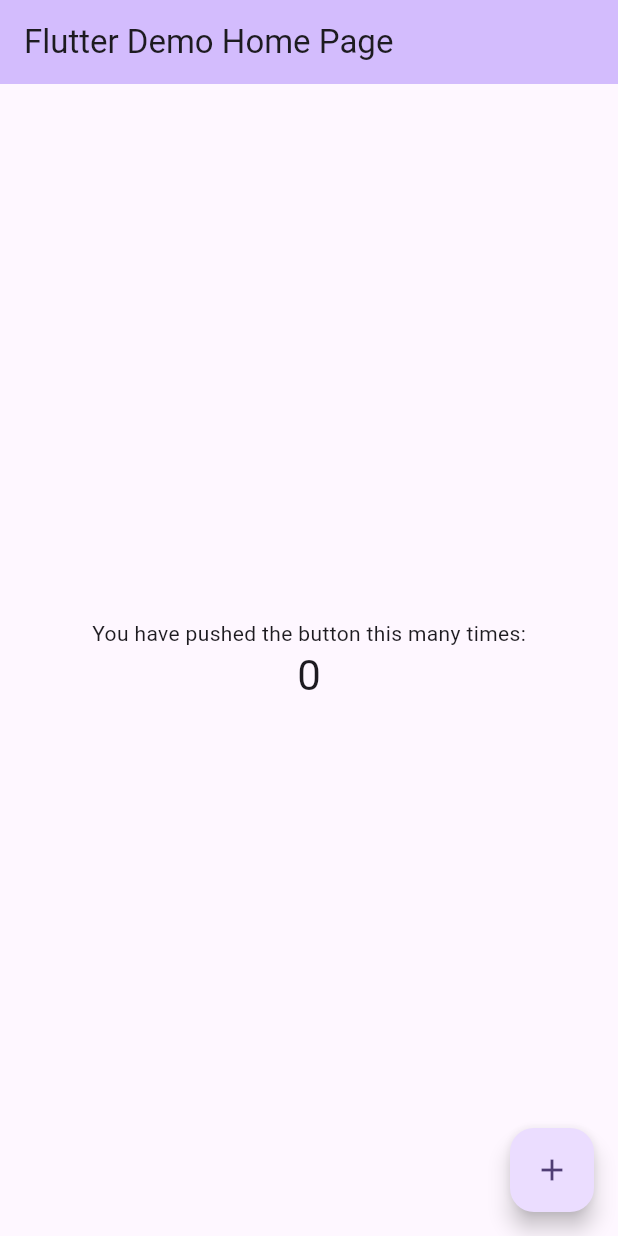
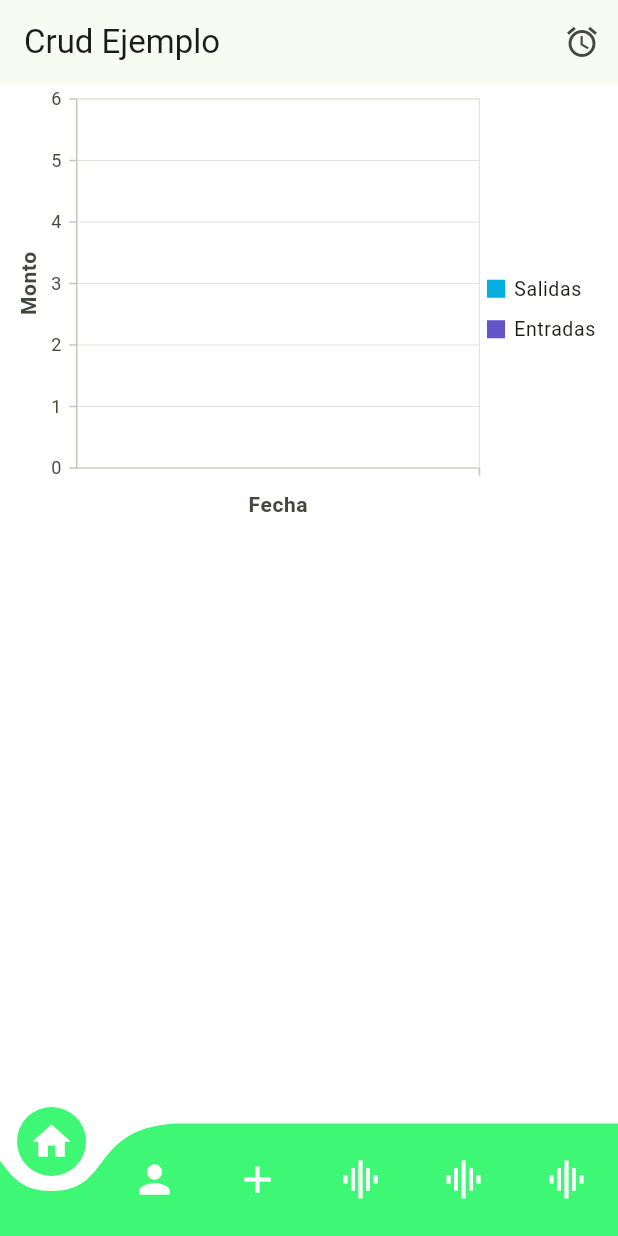
Before and after one commit to Loredo31/control_de_gastos, a Flutter app: the screen it shows after launch, on a phone screen of 412 x 824 dp. Run offline on Flutter 3.47's test engine with Material 3 defaults, Android fonts, the phone set to English and light mode, and no system bars; drawn by our look-alikes of curved_navigation_bar; our stand-ins replace syncfusion_flutter_charts; network calls fail.

Commit message:
Se agrego la grafica de linea

```diff
--- /dev/null
+++ b/control_gastos/lib/dashboard/bottomnavbar.dart
@@ -0,0 +1,55 @@
+import 'package:control_gastos/dashboard/screens/principalScreen.dart';
+import 'package:flutter/material.dart';
+import 'package:curved_navigation_bar/curved_navigation_bar.dart';
+
+class BottomNavBar extends StatefulWidget {
+  const BottomNavBar({super.key});
+
+  @override
+  State<BottomNavBar> createState() => _BottomNavBarState();
+}
+
+class _BottomNavBarState extends State<BottomNavBar> {
+  int _selectedIndex = 0;
+
+  final List<Widget> Screens = [Principalscreen()];
+
+  @override
+  Widget build(BuildContext context) {
+    return Scaffold(
+      appBar: AppBar(
+        title: const Text("Crud Ejemplo"),
+        actions: [
+          IconButton(
+            icon: const Icon(Icons.access_alarm),
+            onPressed: () {
+              // closeSesion(context);
+            },
+          ),
+        ],
+      ),
+
+      backgroundColor: Colors.white,
+      body: Screens[_selectedIndex],
+      bottomNavigationBar: CurvedNavigationBar(
+        backgroundColor: Colors.transparent,
+        color: const Color.fromARGB(225, 36, 247, 99),
+        animationDuration: const Duration(milliseconds: 300),
+        index: _selectedIndex,
+        onTap: (index) {
+          setState(() {
+            _selectedIndex = index;
+          });
+        },
+        items: const [
+          Icon(Icons.home, size: 30, color: Colors.white),
+          Icon(Icons.person, size: 30, color: Colors.white),
+          Icon(Icons.add, size: 30, color: Colors.white),
+          Icon(Icons.graphic_eq, size: 30, color: Colors.white),
+          Icon(Icons.graphic_eq, size: 30, color: Colors.white),
+          Icon(Icons.graphic_eq, size: 30, color: Colors.white),
+        ],
+      ),
+    );
+  }
+}
--- /dev/null
+++ b/control_gastos/lib/dashboard/screens/principalScreen.dart
@@ -0,0 +1,55 @@
+import 'package:control_gastos/functions/graphicsData.dart';
+import 'package:control_gastos/functions/monthFunctions.dart';
+import 'package:control_gastos/model/chartDataColumnTwo_model.dart';
+import 'package:control_gastos/services/apiRecords.dart';
+import 'package:control_gastos/widgets/graphics_widget.dart';
+import 'package:flutter/material.dart';
+
+class Principalscreen extends StatefulWidget {
+  const Principalscreen({super.key});
+
+  @override
+  State<Principalscreen> createState() => _PrincipalscreenState();
+}
+
+class _PrincipalscreenState extends State<Principalscreen> {
+  int numberMonth = 0;
+  String nameMonth = "";
+  List<ChartDataLine> chartData = [];
+  List<Map<String, dynamic>> processedData = [];
+
+  @override
+  void initState() {
+    super.initState();
+    getDataRecords(DateTime.now());
+  }
+
+  void getDataRecords(DateTime date) async {
+    numberMonth = getNumberMonth(date);
+    nameMonth = getNameMonth(numberMonth);
+
+    var response = await Apirecords.getRecords(
+      numberMonth,
+      getNumberYear(date),
+    );
+
+    setState(() {
+      processedData = response;
+      chartData = generateChartDataForDate(processedData);
+    });
+  }
+
+  @override
+  Widget build(BuildContext context) {
+    return Column(
+      children: [
+        GraphicsLine(
+          data: chartData,
+          typeColumn: ["Salidas", "Entradas"],
+          labelX: "Fecha",
+          labelY: "Monto",
+        ),
+      ],
+    );
+  }
+}
--- /dev/null
+++ b/control_gastos/lib/functions/monthFunctions.dart
@@ -0,0 +1,53 @@
+String getNameMonth(int month) {
+  String nameMonth = "";
+  switch (month) {
+    case 1:
+      nameMonth = "Enero";
+      break;
+    case 2:
+      nameMonth = "Febrero";
+      break;
+    case 3:
+      nameMonth = "Marzo";
+      break;
+    case 4:
+      nameMonth = "Abril";
+      break;
+    case 5:
+      nameMonth = "Mayo";
+      break;
+    case 6:
+      nameMonth = "Junio";
+      break;
+    case 7:
+      nameMonth = "Julio";
+      break;
+    case 8:
+      nameMonth = "Agosto";
+      break;
+    case 9:
+      nameMonth = "Septiembre";
+      break;
+    case 10:
+      nameMonth = "Octubre";
+      break;
+    case 11:
+      nameMonth = "Noviembre";
+      break;
+    case 12:
+      nameMonth = "Diciembre";
+      break;
+    default:
+      nameMonth = "Mes inválido";
+      break;
+  }
+  return nameMonth;
+}
+
+int getNumberMonth(DateTime date) {
+  return date.month;
+}
+
+int getNumberYear(DateTime date) {
+  return date.year;
+}
--- a/control_gastos/lib/main.dart
+++ b/control_gastos/lib/main.dart
@@ -1,3 +1,4 @@
+import 'package:control_gastos/dashboard/bottomnavbar.dart';
 import 'package:flutter/material.dart';
 
 void main() {
@@ -7,116 +8,26 @@ void main() {
 class MyApp extends StatelessWidget {
   const MyApp({super.key});
 
-  // This widget is the root of your application.
   @override
   Widget build(BuildContext context) {
     return MaterialApp(
-      title: 'Flutter Demo',
       theme: ThemeData(
-        // This is the theme of your application.
-        //
-        // TRY THIS: Try running your application with "flutter run". You'll see
-        // the application has a purple toolbar. Then, without quitting the app,
-        // try changing the seedColor in the colorScheme below to Colors.green
-        // and then invoke "hot reload" (save your changes or press the "hot
-        // reload" button in a Flutter-supported IDE, or press "r" if you used
-        // the command line to start the app).
-        //
-        // Notice that the counter didn't reset back to zero; the application
-        // state is not lost during the reload. To reset the state, use hot
-        // restart instead.
-        //
-        // This works for code too, not just values: Most code changes can be
-        // tested with just a hot reload.
-        colorScheme: ColorScheme.fromSeed(seedColor: Colors.deepPurple),
+        colorScheme: ColorScheme.fromSeed(
+          seedColor: const Color.fromARGB(255, 68, 183, 58),
+        ),
       ),
-      home: const MyHomePage(title: 'Flutter Demo Home Page'),
+      home: const HomePage(),
     );
   }
 }
 
-class MyHomePage extends StatefulWidget {
-  const MyHomePage({super.key, required this.title});
-
-  // This widget is the home page of your application. It is stateful, meaning
-  // that it has a State object (defined below) that contains fields that affect
-  // how it looks.
-
-  // This class is the configuration for the state. It holds the values (in this
-  // case the title) provided by the parent (in this case the App widget) and
-  // used by the build method of the State. Fields in a Widget subclass are
-  // always marked "final".
-
-  final String title;
-
-  @override
-  State<MyHomePage> createState() => _MyHomePageState();
-}
-
-class _MyHomePageState extends State<MyHomePage> {
-  int _counter = 0;
-
-  void _incrementCounter() {
-    setState(() {
-      // This call to setState tells the Flutter framework that something has
-      // changed in this State, which causes it to rerun the build method below
-      // so that the display can reflect the updated values. If we changed
-      // _counter without calling setState(), then the build method would not be
-      // called again, and so nothing would appear to happen.
-      _counter++;
-    });
-  }
+class HomePage extends StatelessWidget {
+  const HomePage({super.key});
 
   @override
   Widget build(BuildContext context) {
-    // This method is rerun every time setState is called, for instance as done
-    // by the _incrementCounter method above.
-    //
-    // The Flutter framework has been optimized to make rerunning build methods
-    // fast, so that you can just rebuild anything that needs updating rather
-    // than having to individually change instances of widgets.
     return Scaffold(
-      appBar: AppBar(
-        // TRY THIS: Try changing the color here to a specific color (to
-        // Colors.amber, perhaps?) and trigger a hot reload to see the AppBar
-        // change color while the other colors stay the same.
-        backgroundColor: Theme.of(context).colorScheme.inversePrimary,
-        // Here we take the value from the MyHomePage object that was created by
-        // the App.build method, and use it to set our appbar title.
-        title: Text(widget.title),
-      ),
-      body: Center(
-        // Center is a layout widget. It takes a single child and positions it
-        // in the middle of the parent.
-        child: Column(
-          // Column is also a layout widget. It takes a list of children and
-          // arranges them vertically. By default, it sizes itself to fit its
-          // children horizontally, and tries to be as tall as its parent.
-          //
-          // Column has various properties to control how it sizes itself and
-          // how it positions its children. Here we use mainAxisAlignment to
-          // center the children vertically; the main axis here is the vertical
-          // axis because Columns are vertical (the cross axis would be
-          // horizontal).
-          //
-          // TRY THIS: Invoke "debug painting" (choose the "Toggle Debug Paint"
-          // action in the IDE, or press "p" in the console), to see the
-          // wireframe for each widget.
-          mainAxisAlignment: MainAxisAlignment.center,
-          children: <Widget>[
-            const Text('You have pushed the button this many times:'),
-            Text(
-              '$_counter',
-              style: Theme.of(context).textTheme.headlineMedium,
-            ),
-          ],
-        ),
-      ),
-      floatingActionButton: FloatingActionButton(
-        onPressed: _incrementCounter,
-        tooltip: 'Increment',
-        child: const Icon(Icons.add),
-      ), // This trailing comma makes auto-formatting nicer for build methods.
+      body: BottomNavBar(),
     );
   }
 }
--- /dev/null
+++ b/control_gastos/lib/model/chartDataColumnTwo_model.dart
@@ -0,0 +1,5 @@
+class ChartDataLine {
+  ChartDataLine(this.x, this.y);
+  final String x;
+  final List<double> y;
+}
--- /dev/null
+++ b/control_gastos/lib/services/apiRecords.dart
@@ -0,0 +1,25 @@
+import 'dart:convert';
+import 'package:flutter/foundation.dart';
+import 'package:http/http.dart' as http;
+import 'package:control_gastos/const/globals.dart';
+
+class Apirecords {
+  static Future<List<Map<String, dynamic>>> getRecords(int month, int year) async {
+    try {
+      final res = await http.get(
+        Uri.parse('$baseUrl/records/date/$month/$year'),
+      );
+
+      final responseData = jsonDecode(res.body);
+
+      if (res.statusCode != 200) {
+        throw (responseData["message"]);
+      } else {
+        return List<Map<String, dynamic>>.from(responseData["body"]);
+      }
+    } catch (e) {
+      debugPrint("Error: ${e.toString()}");
+      throw Exception('Error al obtener registros: ${e.toString()}');
+    }
+  }
+}
--- /dev/null
+++ b/control_gastos/lib/widgets/graphics_widget.dart
@@ -0,0 +1,55 @@
+import 'package:control_gastos/model/chartDataColumnTwo_model.dart';
+import 'package:flutter/material.dart';
+import 'package:syncfusion_flutter_charts/charts.dart';
+
+
+
+class GraphicsLine extends StatelessWidget {
+  final List<ChartDataLine> data;
+  final List<String> typeColumn;
+  final String? labelY;
+  final String? labelX;
+
+  const GraphicsLine({
+    super.key,
+    required this.data,
+    required this.typeColumn,
+    this.labelX,
+    this.labelY,
+  });
+
+  @override
+  Widget build(BuildContext context) {
+    final int maxColumns = typeColumn.length;
+
+    final List<SplineSeries<ChartDataLine, String>> seriesList =
+        List.generate(maxColumns, (index) {
+          return SplineSeries<ChartDataLine, String>(
+            dataSource: data,
+            xValueMapper: (ChartDataLine d, _) => d.x,
+            yValueMapper: (ChartDataLine d, _) =>
+                index < d.y.length ? d.y[index] : 0.0,
+            name: typeColumn[index],
+          );
+        });
+
+    return SfCartesianChart(
+      primaryXAxis: CategoryAxis(
+        title: AxisTitle(
+          text: labelX ?? 'Vendedores',
+          textStyle: const TextStyle(fontSize: 14, fontWeight: FontWeight.bold),
+        ),
+      ),
+      primaryYAxis: NumericAxis(
+        minimum: 0,
+        title: AxisTitle(
+          text: labelY ?? 'Ventas (Cantidad)',
+          textStyle: const TextStyle(fontSize: 14, fontWeight: FontWeight.bold),
+        ),
+      ),
+      legend: const Legend(isVisible: true),
+      tooltipBehavior: TooltipBehavior(enable: true),
+      series: seriesList,
+    );
+  }
+}
--- a/control_gastos/pubspec.yaml
+++ b/control_gastos/pubspec.yaml
@@ -34,6 +34,10 @@ dependencies:
   # The following adds the Cupertino Icons font to your application.
   # Use with the CupertinoIcons class for iOS style icons.
   cupertino_icons: ^1.0.8
+  http: ^1.5.0
+  path_provider: ^2.1.5
+  syncfusion_flutter_charts: ^30.2.5
+  curved_navigation_bar: ^1.0.6
 
 dev_dependencies:
   flutter_test:
```
Also changed, not shown: control_gastos/lib/const/globals.dart (added, +38 -0 lines), control_gastos/lib/functions/graphicsData.dart (added, +12 -0 lines), control_gastos/pubspec.lock, 7 other files.
